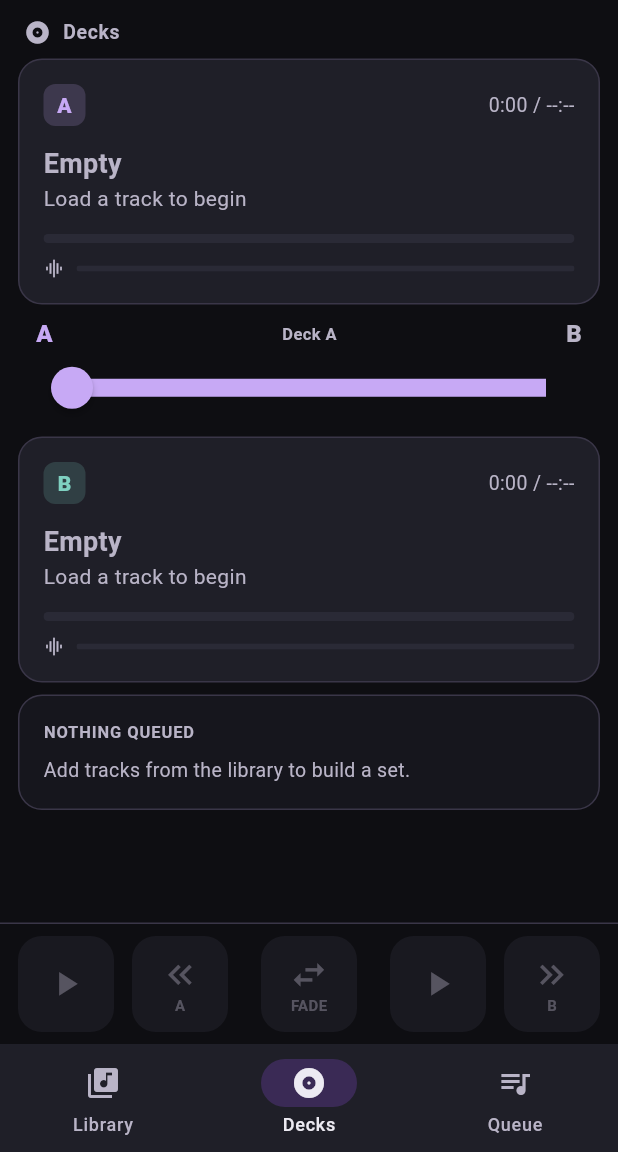
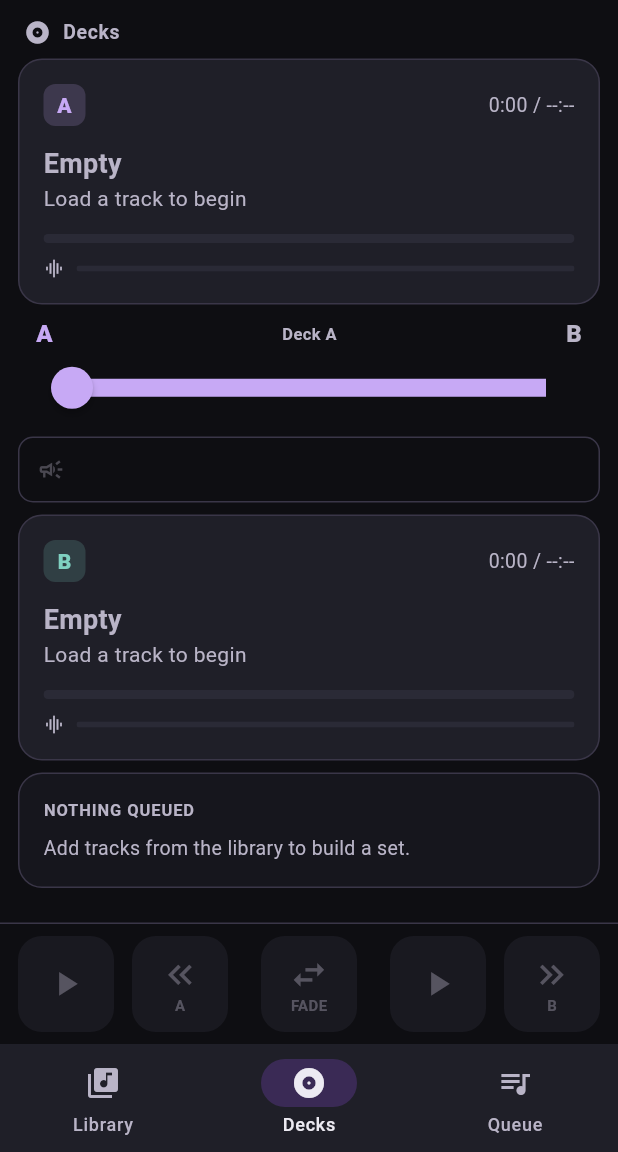
Before and after one commit to yvesanana-sys/Sayaw, a Flutter app: the screen it shows after launch, on a phone screen of 412 x 824 dp, the part 84-1236 px from its top. Run offline on Flutter 3.47's test engine with Material 3 defaults, Android fonts, the phone set to English and light mode, and no system bars; our stand-ins replace audio_service, clock, connectivity_plus, dio, drift, drift_flutter and 6 more; missing offline and left inert: audio_metadata_reader, audio_session, file_selector, media_kit, sqlite3, window_manager; accounts and stored records are empty; generated files the repository leaves out were written again; statements that could not run were skipped.

Commit message:
feat(ui): what the next transition will say, between the decks that say it
An announcement introduces the row it belongs to, so it is heard on the way
*into* that row — which means tagging the song already playing and pressing
crossfade gets silence. From the booth that looks identical to a tag that did
not work, and nothing on screen said otherwise.

So it is drawn where it is heard: between deck A and deck B, on the crossfade
it rides over. It names the cue the operator gave it rather than a file path,
says where in the transition it lands — over the crossfade, before the music,
or in a rotation's gap — and tells their own recording apart from a
synthesised voice, because only one of those is in their voice.

Blank when the row coming up has nothing to say, and the same height either
way: the decks must not move under a hand reaching for them because the next
row happens to be untagged.

Co-Authored-By: Claude Opus 5 <noreply@anthropic.com>

```diff
--- a/lib/ui/screens/deck_screen.dart
+++ b/lib/ui/screens/deck_screen.dart
@@ -5,6 +5,7 @@ import '../layout/breakpoints.dart';
 import '../state/playback_ui_state.dart';
 import '../theme/sayaw_theme.dart';
 import '../touch/touch_targets.dart';
+import '../widgets/announcer_strip.dart';
 import '../widgets/crossfader.dart';
 import '../widgets/deck_panel.dart';
 import '../widgets/library_pane.dart';
@@ -222,6 +223,11 @@ class _DeckScreenState extends ConsumerState<DeckScreen> {
                 const SizedBox(height: 8),
                 const Crossfader(),
                 const SizedBox(height: 8),
+                // Between the decks because that is where it is heard: the
+                // voice rides the crossfade from A into B. Blank when the row
+                // coming up has nothing to say.
+                const AnnouncerStrip(),
+                const SizedBox(height: 8),
                 DeckPanel(slot: DeckSlot.b),
                 const SizedBox(height: 8),
                 // Fills the space that otherwise sat empty below the decks
--- /dev/null
+++ b/lib/ui/widgets/announcer_strip.dart
@@ -0,0 +1,121 @@
+import 'package:flutter/material.dart';
+import 'package:flutter_riverpod/flutter_riverpod.dart';
+
+import '../state/playback_ui_state.dart';
+import '../theme/sayaw_theme.dart';
+
+/// What the next transition will say, drawn between the two decks.
+///
+/// Sits where the announcement is heard: between the deck going out and the
+/// deck coming in, on the crossfade it rides over. An announcement belongs to
+/// the row being faded *to*, and nothing on screen used to say so — an
+/// operator who tagged the song already playing and then pressed crossfade got
+/// silence, which looks exactly like a tag that did not work.
+///
+/// Keeps its height when there is nothing to say. The decks must not move
+/// under a hand reaching for them because the next row happens to be untagged.
+class AnnouncerStrip extends ConsumerWidget {
+  const AnnouncerStrip({super.key});
+
+  /// Tall enough to read at a glance across a booth, and the same whether or
+  /// not there is anything in it.
+  static const double height = 44.0;
+
+  @override
+  Widget build(BuildContext context, WidgetRef ref) {
+    final announcement = ref.watch(nextAnnouncementProvider);
+
+    return Semantics(
+      container: true,
+      label: announcement == null
+          ? 'No announcement on the next transition'
+          : 'Next transition announces ${announcement.label}, '
+              '${announcement.timing.description}',
+      child: ExcludeSemantics(
+        child: Container(
+          height: height,
+          padding: const EdgeInsets.symmetric(horizontal: 12),
+          decoration: BoxDecoration(
+            color: announcement == null
+                ? Colors.transparent
+                : SayawColors.tertiary.withValues(alpha: 0.10),
+            borderRadius: BorderRadius.circular(10),
+            border: Border.all(
+              color: announcement == null
+                  ? SayawColors.outlineVariant
+                  : SayawColors.tertiary.withValues(alpha: 0.45),
+            ),
+          ),
+          child: announcement == null
+              ? const _Empty()
+              : _Announcement(announcement),
+        ),
+      ),
+    );
+  }
+}
+
+/// Nothing will be said. Deliberately close to blank: an empty slot between
+/// the decks reads as "no voice here" faster than a sentence explaining it,
+/// and the operator is watching the floor rather than this.
+class _Empty extends StatelessWidget {
+  const _Empty();
+
+  @override
+  Widget build(BuildContext context) {
+    return Row(
+      children: [
+        Icon(
+          Icons.campaign_outlined,
+          size: 18,
+          color: SayawColors.onSurfaceVariant.withValues(alpha: 0.35),
+        ),
+      ],
+    );
+  }
+}
+
+class _Announcement extends StatelessWidget {
+  const _Announcement(this.announcement);
+
+  final NextAnnouncementUi announcement;
+
+  @override
+  Widget build(BuildContext context) {
+    return Row(
+      children: [
+        // Filled for the operator's own recording, outlined for a synthesised
+        // voice — the same distinction the soundboard bar draws, and worth
+        // knowing at a glance because only one of them is in their voice.
+        Icon(
+          announcement.isRecording ? Icons.campaign : Icons.record_voice_over,
+          size: 18,
+          color: SayawColors.tertiary,
+        ),
+        const SizedBox(width: 10),
+        Expanded(
+          child: Text(
+            announcement.label,
+            maxLines: 1,
+            overflow: TextOverflow.ellipsis,
+            style: const TextStyle(
+              fontSize: 13,
+              fontWeight: FontWeight.w600,
+              color: SayawColors.onSurface,
+            ),
+          ),
+        ),
+        const SizedBox(width: 10),
+        Text(
+          announcement.timing.description,
+          maxLines: 1,
+          overflow: TextOverflow.ellipsis,
+          style: const TextStyle(
+            fontSize: 11,
+            color: SayawColors.onSurfaceVariant,
+          ),
+        ),
+      ],
+    );
+  }
+}
```
Also changed, not shown: lib/ui/state/playback_session.dart (+48 -0 lines), lib/ui/state/playback_ui_state.dart (+75 -1 lines), 2 other files.
